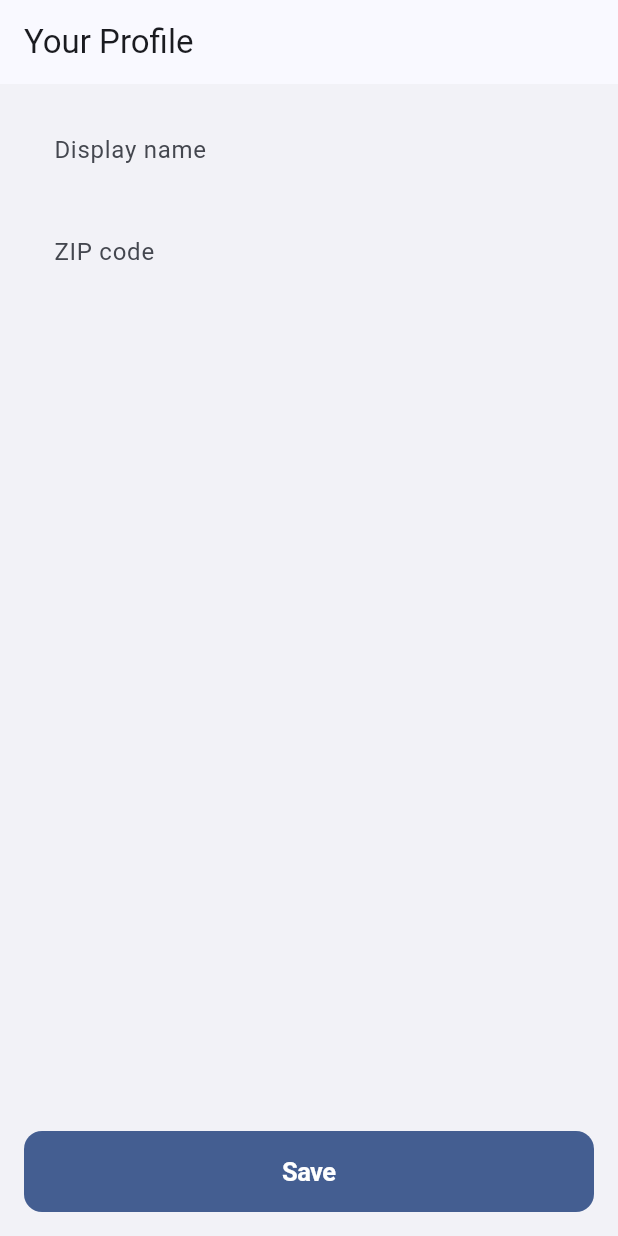
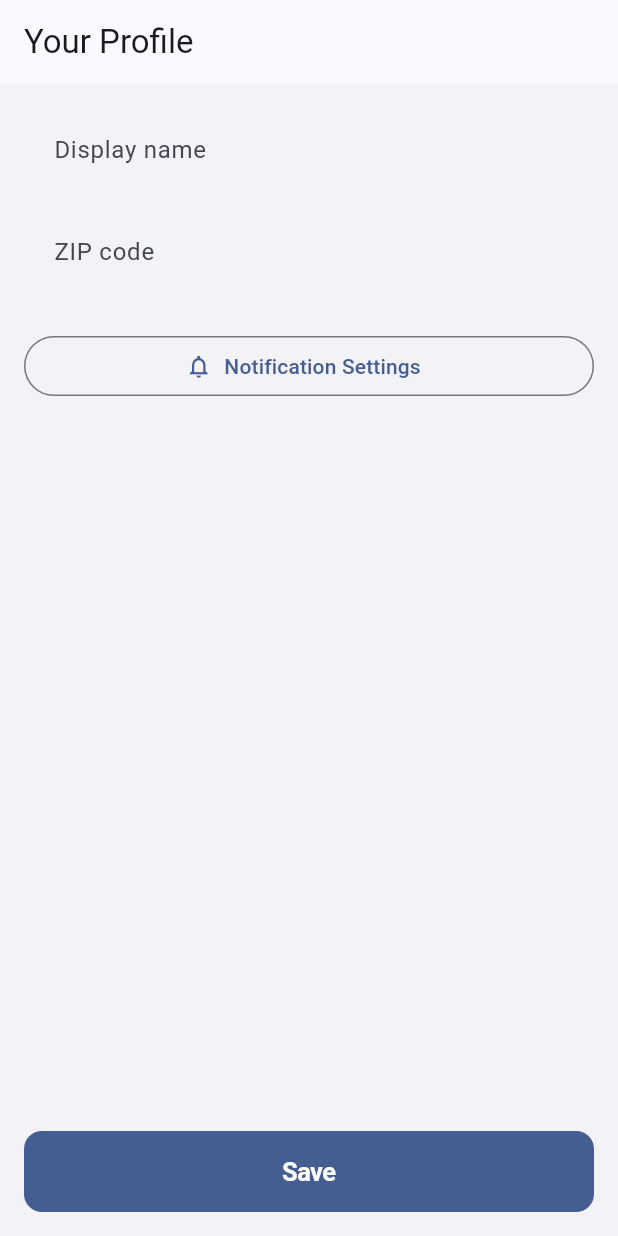
Before and after one commit to NghiaLam2026/SmartFitnessApp, a Flutter app: the ProfilePage screen opened by its route, on a phone screen of 412 x 824 dp. Run offline on Flutter 3.47's test engine with Material 3 defaults, Android fonts, the phone set to English and light mode, and no system bars; our stand-ins replace device_info_plus, dio, firebase_core, firebase_messaging, flutter_dotenv, flutter_local_notifications and 8 more; missing offline and left inert: health; accounts and stored records are empty; statements that could not run were skipped.

Commit message:
Add notification settings option for daily motivation notification

```diff
--- a/lib/features/profile/presentation/profile_page.dart
+++ b/lib/features/profile/presentation/profile_page.dart
@@ -1,5 +1,6 @@
 import 'package:flutter/material.dart';
 import 'package:flutter_riverpod/flutter_riverpod.dart';
+import 'package:go_router/go_router.dart';
 import 'package:supabase_flutter/supabase_flutter.dart';
 import '../../../core/supabase/supabase_client.dart';
 
@@ -85,6 +86,12 @@ class _ProfilePageState extends ConsumerState<ProfilePage> {
                   decoration: const InputDecoration(labelText: 'ZIP code'),
                   keyboardType: TextInputType.number,
                 ),
+                const SizedBox(height: 24),
+                OutlinedButton.icon(
+                  onPressed: () => GoRouter.of(context).push('/notification-settings'),
+                  icon: const Icon(Icons.notifications_outlined),
+                  label: const Text('Notification Settings'),
+                ),
                 const Spacer(),
                 FilledButton(
                   onPressed: _loading ? null : _save,
```
